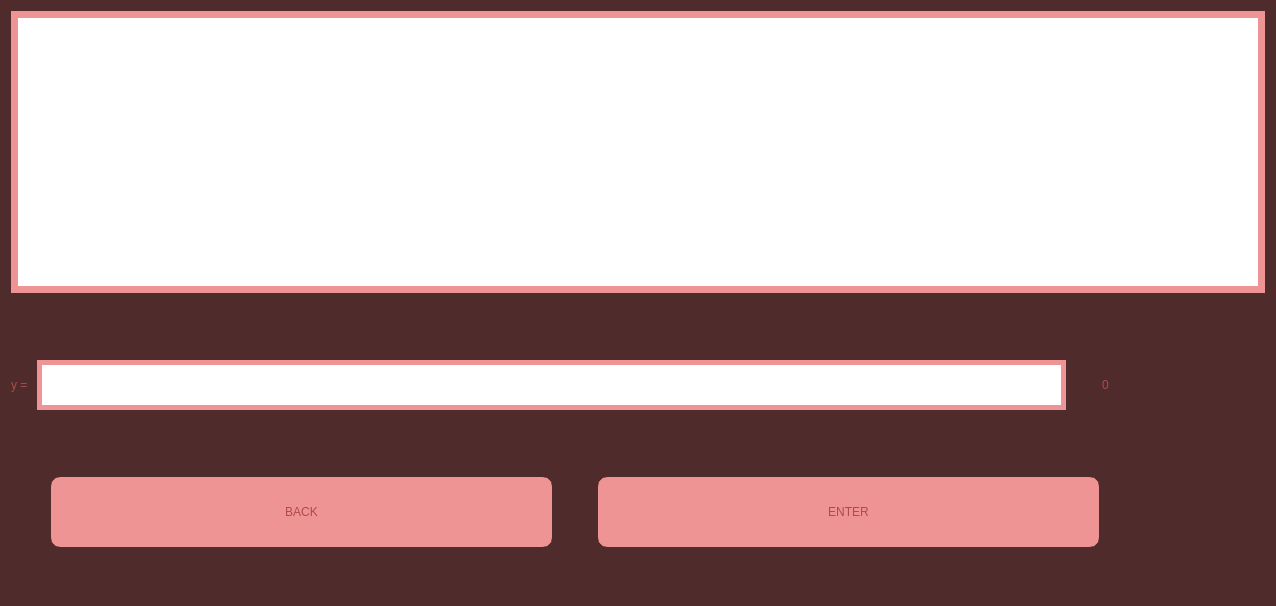
Old version of the form MATFWars/guessgame.ui in the repository Divljo31/MATFWars.
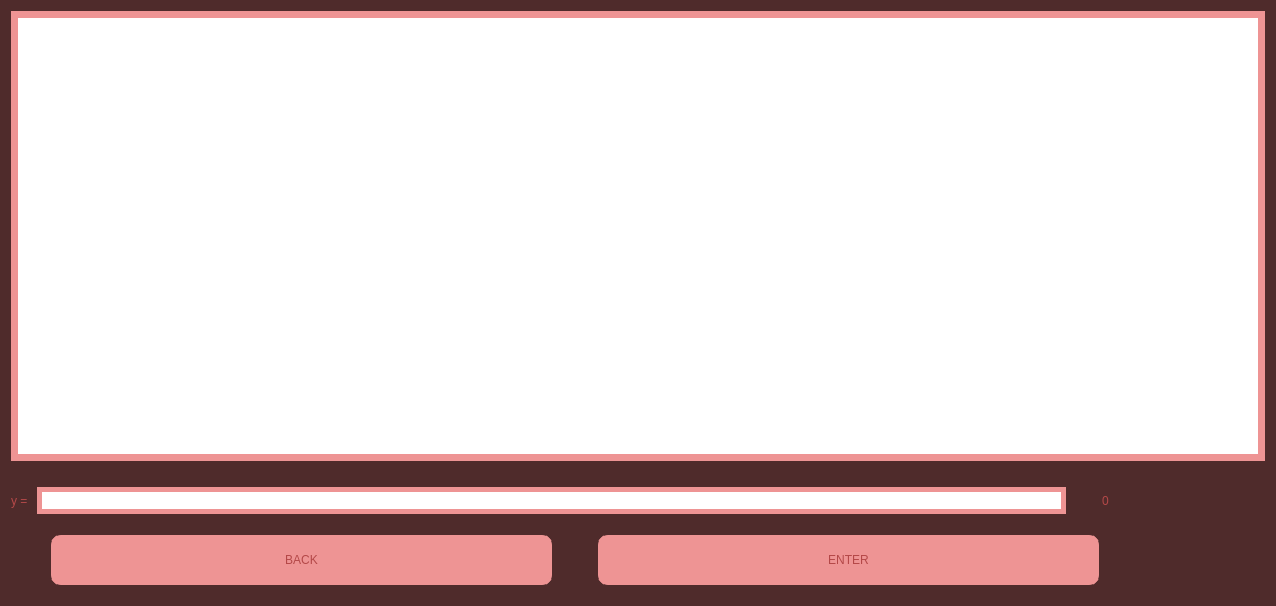
New version of the form.

Diff of the .ui file:
```diff
--- a/MATFWars/guessgame.ui
+++ b/MATFWars/guessgame.ui
@@ -41,6 +41,12 @@
          <verstretch>0</verstretch>
         </sizepolicy>
        </property>
+       <property name="minimumSize">
+        <size>
+         <width>0</width>
+         <height>450</height>
+        </size>
+       </property>
        <property name="styleSheet">
         <string notr="true">border:7px solid;
 border-color: rgb(238, 148, 148);</string>
@@ -64,12 +70,12 @@
       <enum>Qt::Vertical</enum>
      </property>
      <property name="sizeType">
-      <enum>QSizePolicy::Maximum</enum>
+      <enum>QSizePolicy::Fixed</enum>
      </property>
      <property name="sizeHint" stdset="0">
       <size>
-       <width>15</width>
-       <height>15</height>
+       <width>20</width>
+       <height>20</height>
       </size>
      </property>
     </spacer>
@@ -225,7 +231,7 @@
            <property name="maximumSize">
             <size>
              <width>800</width>
-             <height>70</height>
+             <height>60</height>
             </size>
            </property>
            <property name="styleSheet">
@@ -272,7 +278,7 @@
            <property name="maximumSize">
             <size>
              <width>800</width>
-             <height>70</height>
+             <height>60</height>
             </size>
            </property>
            <property name="styleSheet">
@@ -303,6 +309,22 @@
          </item>
         </layout>
        </item>
+       <item>
+        <spacer name="verticalSpacer_3">
+         <property name="orientation">
+          <enum>Qt::Vertical</enum>
+         </property>
+         <property name="sizeType">
+          <enum>QSizePolicy::Fixed</enum>
+         </property>
+         <property name="sizeHint" stdset="0">
+          <size>
+           <width>20</width>
+           <height>10</height>
+          </size>
+         </property>
+        </spacer>
+       </item>
       </layout>
      </item>
      <item>
```
